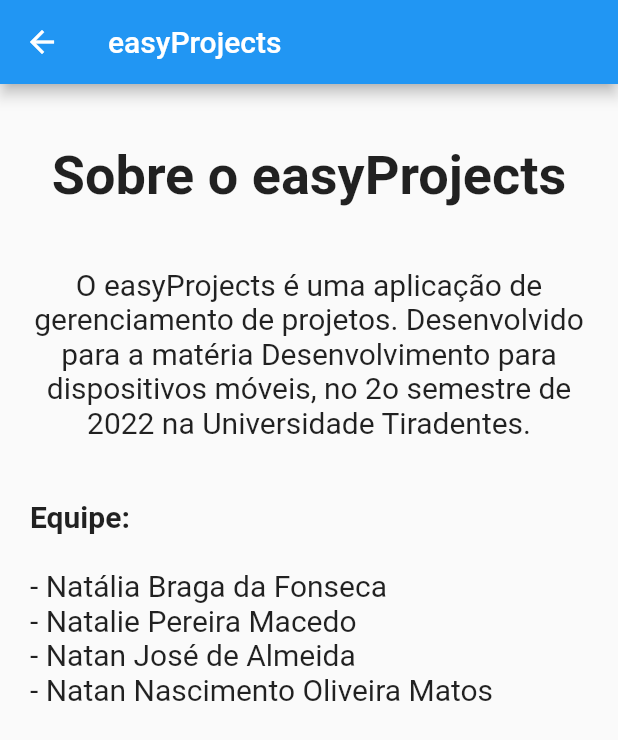
After one commit to nataliafonseca/easy_projects, a Flutter app: the screen it shows after launch, after a tap on "Entrar", after a tap on the "info" icon, on a phone screen of 412 x 824 dp. The commit adds this screen. Shown: the top 740 px of the screen. Run offline on Flutter 3.47's test engine with Material 2 defaults, Android fonts, the phone set to English and light mode, and no system bars.

Commit message:
feat: tela sobre

```diff
--- /dev/null
+++ b/lib/screens/about_screen.dart
@@ -0,0 +1,64 @@
+import 'package:flutter/material.dart';
+
+class AboutScreen extends StatefulWidget {
+  const AboutScreen({super.key});
+
+  @override
+  State<AboutScreen> createState() => _AboutScreenState();
+}
+
+class _AboutScreenState extends State<AboutScreen> {
+  TextEditingController userController = TextEditingController();
+  TextEditingController passwordController = TextEditingController();
+
+  final _formKey = GlobalKey<FormState>();
+
+  bool requiredValidator(String? value) {
+    return (value == null || value.isEmpty);
+  }
+
+  @override
+  Widget build(BuildContext context) {
+    return Form(
+      key: _formKey,
+      child: Scaffold(
+          appBar: AppBar(
+            title: const Text('easyProjects'),
+          ),
+          body: ListView(
+            children: const [
+              Padding(
+                padding: EdgeInsets.only(top: 40, bottom: 40),
+                child: Text(
+                  'Sobre o easyProjects',
+                  textAlign: TextAlign.center,
+                  style: TextStyle(fontSize: 36, fontWeight: FontWeight.bold),
+                ),
+              ),
+              Padding(
+                padding: EdgeInsets.only(bottom: 40, left: 20, right: 20),
+                child: Text(
+                  'O easyProjects é uma aplicação de gerenciamento de projetos. Desenvolvido para a matéria Desenvolvimento para dispositivos móveis, no 2o semestre de 2022 na Universidade Tiradentes.',
+                  textAlign: TextAlign.center,
+                  style: TextStyle(fontSize: 20),
+                ),
+              ),
+              Padding(
+                padding: EdgeInsets.only(left: 20, right: 20),
+                child: Text(
+                  'Equipe:',
+                  style: TextStyle(fontSize: 20, fontWeight: FontWeight.bold),
+                ),
+              ),
+              Padding(
+                padding: EdgeInsets.only(bottom: 40, left: 20, right: 20),
+                child: Text(
+                  '\n- Natália Braga da Fonseca\n- Natalie Pereira Macedo\n- Natan José de Almeida\n- Natan Nascimento Oliveira Matos',
+                  style: TextStyle(fontSize: 20),
+                ),
+              )
+            ],
+          )),
+    );
+  }
+}
--- a/lib/screens/home_screen.dart
+++ b/lib/screens/home_screen.dart
@@ -1,4 +1,5 @@
 import 'package:easy_projects/data/projects_data.dart';
+import 'package:easy_projects/screens/about_screen.dart';
 import 'package:easy_projects/screens/form_screen.dart';
 import 'package:easy_projects/screens/login_screen.dart';
 import 'package:flutter/material.dart';
@@ -15,6 +16,17 @@
   Widget build(BuildContext context) {
     return Scaffold(
       appBar: AppBar(
+        leading: IconButton(
+          onPressed: () {
+            Navigator.push(
+              context,
+              MaterialPageRoute(
+                builder: (context) => const AboutScreen(),
+              ),
+            );
+          },
+          icon: const Icon(Icons.info),
+        ),
         title: const Text('Meus Projetos'),
         actions: [
           IconButton(
@@ -27,7 +39,7 @@
               );
             },
             icon: const Icon(Icons.logout),
-          )
+          ),
         ],
       ),
       body: ListView(
--- a/lib/screens/login_screen.dart
+++ b/lib/screens/login_screen.dart
@@ -1,4 +1,5 @@
 import 'package:easy_projects/data/projects_data.dart';
+import 'package:easy_projects/screens/about_screen.dart';
 import 'package:easy_projects/screens/home_screen.dart';
 import 'package:flutter/material.dart';
 
@@ -25,6 +26,17 @@
       key: _formKey,
       child: Scaffold(
         appBar: AppBar(
+          leading: IconButton(
+            onPressed: () {
+              Navigator.push(
+                context,
+                MaterialPageRoute(
+                  builder: (context) => const AboutScreen(),
+                ),
+              );
+            },
+            icon: const Icon(Icons.info),
+          ),
           title: const Text('easyProjects'),
         ),
         body: Center(
```
